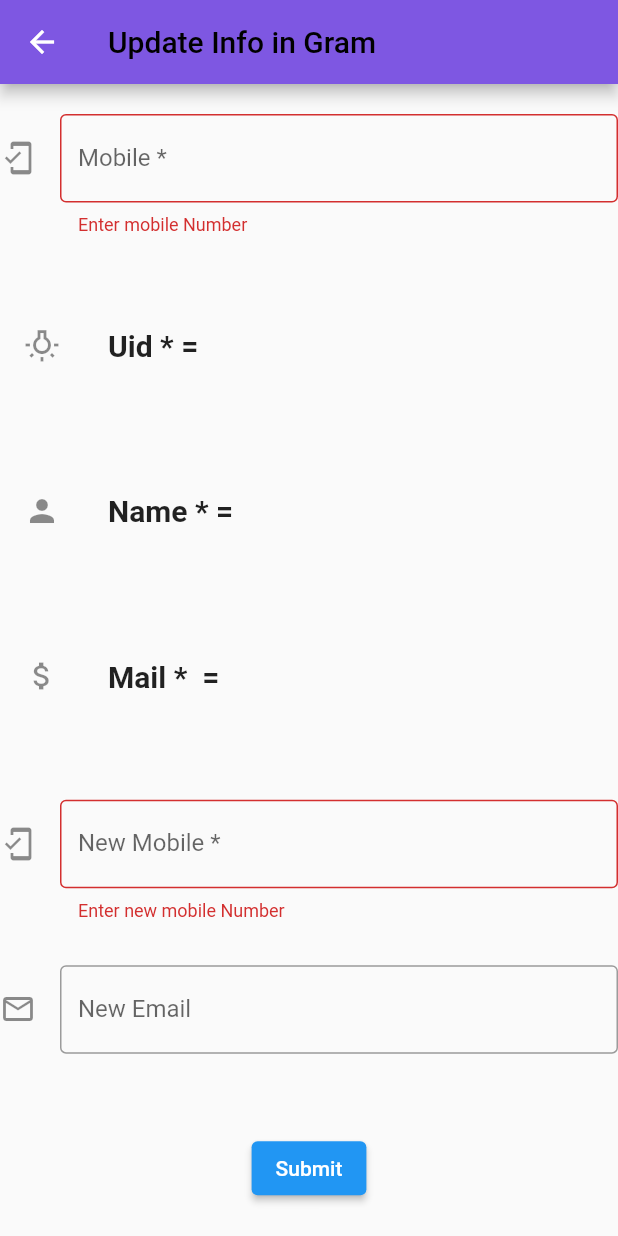
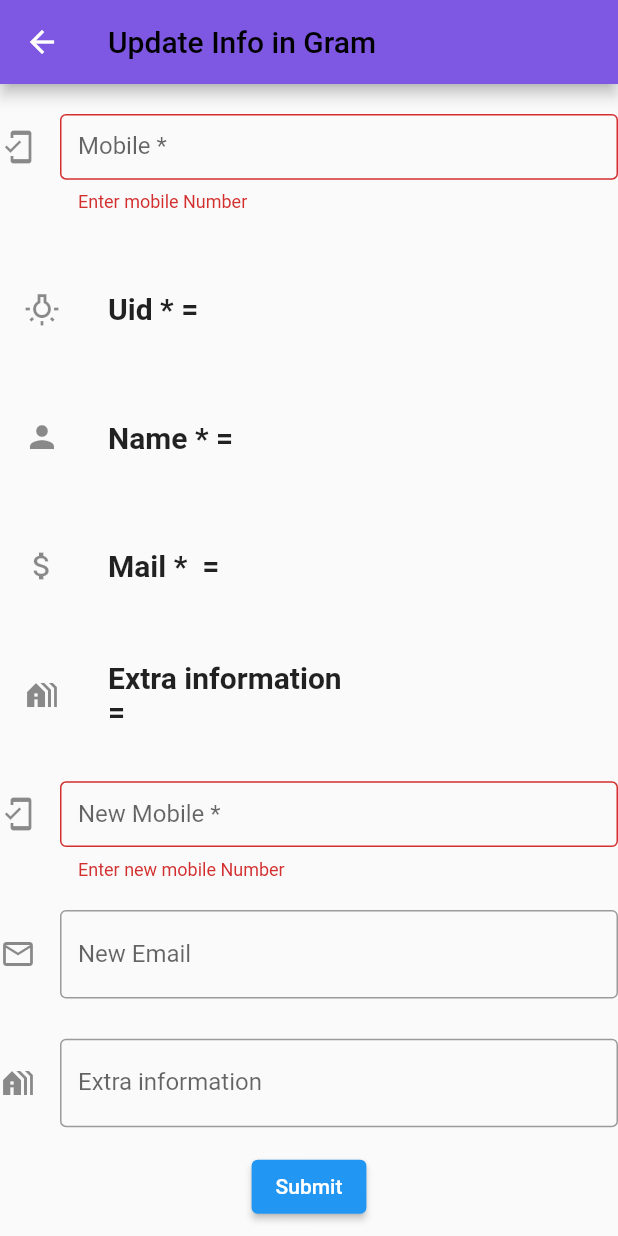
Before and after one commit to chetanshivaji/inputInfoGram, a Flutter app: the updateInfo screen opened by its route, after a tap on "Submit", on a phone screen of 412 x 824 dp. Run offline on Flutter 3.47's test engine with Material 2 defaults, Android fonts, the phone set to English and light mode, and no system bars; our stand-ins replace cloud_firestore, firebase_auth, firebase_core; missing offline and left inert: firebase_storage_platform_interface; accounts and stored records are empty.

Commit message:
In search pending, extra info dispaly like house area, loans info

```diff
--- a/lib/consts.dart
+++ b/lib/consts.dart
@@ -36,6 +36,7 @@ String msgEnterFullName = "Enter Full Name";
 String msgEnterHouseTax = "Enter House tax";
 String msgHouseTaxAmount = 'Please enter house tax amount';
 String msgWaterTax = "Enter Water tax";
+String msgExtraInfo = "Enter Extra Information";
 String msgProcessingData = 'Processing Data';
 String msgAlreadyRemoved = "Allready Removed";
 
@@ -72,6 +73,7 @@ String actIn = "IN";
 String tableHeadingEmail = 'Email';
 String tableHeadingRegisteredName = 'Name';
 String tableHeadingStatus = 'Status';
+String tableHeadingExtraInfo = 'ExtraInfo';
 
 //String tableHeading = "";
 String tableHeading_srNum = "SrNum.";
@@ -85,6 +87,7 @@ String tableHeading_pendingWater = "PendingWater";
 String tableHeading_collectedWater = "CollectedWater";
 
 //Form field Lable
+String labelExtraInfo = "Extra information";
 String labelWaterTax = "Water Tax *";
 String labelMobile = "Mobile *";
 String labelUid = "Uid *";
@@ -123,9 +126,11 @@ String appBarHeadingReportInfo = 'Report Info in Gram';
 String tableHeadingDate = 'Date';
 String txtHtoL = "H to L";
 String txtLtoH = "L to H";
+String txtTaxTypeExtraIncome = "ExtraIn";
 String msgEnterUid = "Enter UID";
 
 //keys
+String keyExtraInfo = "extraInfo";
 String keyRegisteredName = 'registeredName';
 String keyVillage = 'village';
 String keyState = 'state';
--- a/lib/screen/updateInfo.dart
+++ b/lib/screen/updateInfo.dart
@@ -17,6 +17,7 @@ class _updateInfoState extends State<updateInfo> {
 
   String name = "";
   String email = "";
+  String extraInfo = "";
   List<TextSpan> multiUidsTextSpan = [];
   List<TextSpan> multiUids = [];
   String uid = "";
@@ -25,10 +26,12 @@ class _updateInfoState extends State<updateInfo> {
   String nameEntry = "";
   String uidEntry = "";
   String emailEntry = "";
+  String extraInfoEntry = "";
   int mobile = 0;
   int newMobile = 0;
 
   String newEmail = "";
+  String newExtraInfo = "";
   int houseTax = 0;
   int waterTax = 0;
   bool houseGiven = false;
@@ -37,6 +40,7 @@ class _updateInfoState extends State<updateInfo> {
   var _textController_newMobile = TextEditingController();
 
   var _textController_newEmail = TextEditingController();
+  var _textController_extraInfo = TextEditingController();
 
   Future<bool> mobileAlreadyUsed(String text) async {
     try {
@@ -51,6 +55,7 @@ class _updateInfoState extends State<updateInfo> {
           var y = value.data();
           nameEntry = y![keyName];
           emailEntry = y[keyEmail];
+          extraInfoEntry = y[keyExtraInfo];
           uidEntry = y[keyUid];
           //pop aler allready used by someone else.
           _textController_newMobile.clear();
@@ -87,11 +92,13 @@ class _updateInfoState extends State<updateInfo> {
             var y = value.data();
             nameEntry = y![keyName];
             emailEntry = y[keyEmail];
+            extraInfoEntry = y[keyExtraInfo];
             uidEntry = y[keyUid];
             setState(
               () {
                 name = nameEntry;
                 email = emailEntry;
+                extraInfo = extraInfoEntry;
                 uid = uidEntry;
               },
             );
@@ -198,6 +205,7 @@ class _updateInfoState extends State<updateInfo> {
       );
       _textController_newMobile.clear();
       _textController_newEmail.clear();
+      _textController_extraInfo.clear();
     }
     return;
   }
@@ -231,6 +239,7 @@ class _updateInfoState extends State<updateInfo> {
                   if ((mobValue.length < 10) || (mobValue.length > 10)) {
                     _textController_newMobile.clear();
                     _textController_newEmail.clear();
+                    _textController_extraInfo.clear();
                     multiUidsTextSpan.clear();
 
                     setState(
@@ -238,9 +247,11 @@ class _updateInfoState extends State<updateInfo> {
                         multiUids = [TextSpan()];
                         name = "";
                         email = "";
+                        extraInfo = "";
                         uid = "";
                         nameEntry = "";
                         emailEntry = "";
+                        extraInfoEntry = "";
                         uidEntry = "";
                       },
                     );
@@ -258,6 +269,7 @@ class _updateInfoState extends State<updateInfo> {
                       );
                       _textController_newMobile.clear();
                       _textController_newEmail.clear();
+                      _textController_extraInfo.clear();
                       multiUidsTextSpan.clear();
                       return;
                     }
@@ -322,6 +334,15 @@ class _updateInfoState extends State<updateInfo> {
               padding: EdgeInsets.only(top: 20),
             ),
             Expanded(
+              child: ListTile(
+                leading: Icon(Icons.holiday_village),
+                title: getPrefilledListTile(labelExtraInfo, extraInfo),
+              ),
+            ),
+            Padding(
+              padding: EdgeInsets.only(top: 20),
+            ),
+            Expanded(
               child: TextFormField(
                 controller: _textController_newMobile,
                 onChanged: (text) async {
@@ -375,6 +396,27 @@ class _updateInfoState extends State<updateInfo> {
                 },
               ),
             ),
+            Padding(
+              padding: EdgeInsets.only(top: 20),
+            ),
+            Expanded(
+              child: TextFormField(
+                controller: _textController_extraInfo,
+                decoration: InputDecoration(
+                    border: OutlineInputBorder(),
+                    icon: Icon(Icons.holiday_village),
+                    hintText: msgExtraInfo,
+                    labelText: labelExtraInfo),
+                validator: (value) {
+                  if (value == null || value.isEmpty) {
+                    newExtraInfo = "";
+                    return null;
+                  }
+                  newExtraInfo = value;
+                  return null;
+                },
+              ),
+            ),
             Expanded(
               child: Center(
                 child: ElevatedButton(
@@ -394,6 +436,7 @@ class _updateInfoState extends State<updateInfo> {
                         bool mobileFound = false;
                         for (var yr in items) {
                           String newEntry_email = "";
+                          String newEntry_extraInfo = "";
                           int newEntry_mobile = 0;
                           String newEntry_name = "";
                           int newEntry_house = 0;
@@ -428,6 +471,12 @@ class _updateInfoState extends State<updateInfo> {
                                 } else {
                                   newEntry_email = newEmail;
                                 }
+                                if (newExtraInfo == "") {
+                                  newEntry_extraInfo = y[keyExtraInfo];
+                                } else {
+                                  newEntry_extraInfo = newExtraInfo;
+                                }
+
                                 //END create new entry with copying field from old entry with new mobile and mail.
 
                                 //START delete old entry to replace
@@ -452,6 +501,7 @@ class _updateInfoState extends State<updateInfo> {
                                     keyHouse: newEntry_house,
                                     keyHouseGiven: newEntry_houseGiven,
                                     keyEmail: newEntry_email,
+                                    keyExtraInfo: newEntry_extraInfo,
                                     keyMobile: newMobile,
                                     keyName: newEntry_name,
                                     keyWater: newEntry_water,
```
Also changed, not shown: lib/screen/inputInfo.dart (+29 -0 lines).
